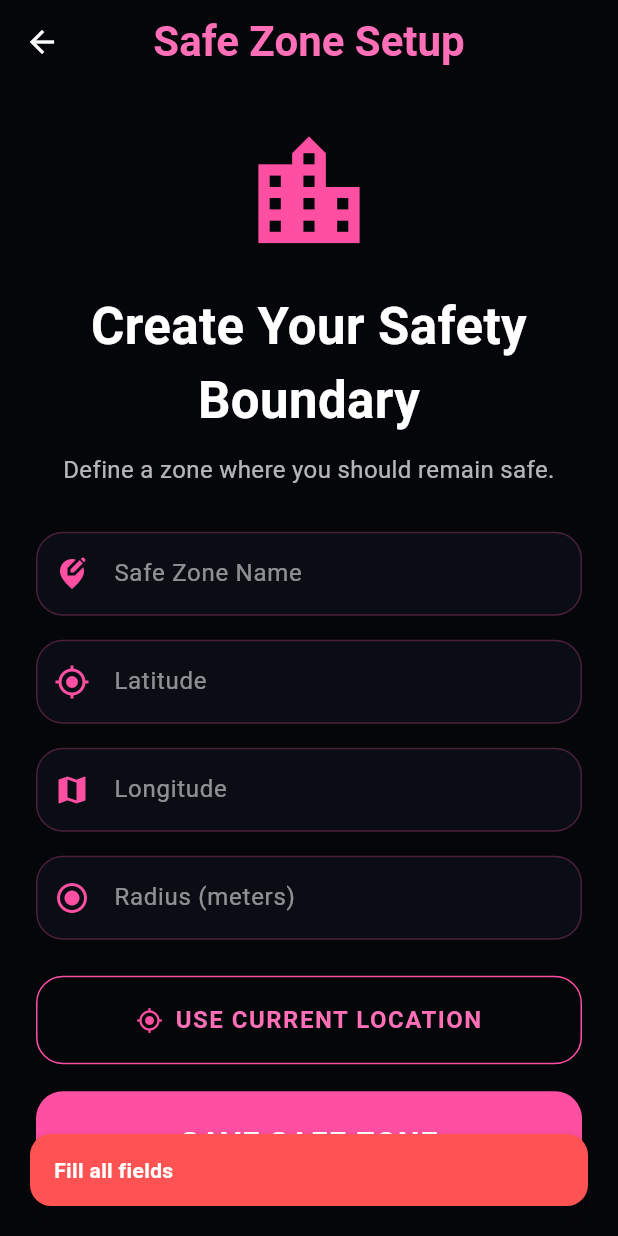
After one commit to n-j-m06/WaitSafe, a Flutter app: the SafeZoneScreen screen opened directly, after a tap on "SAVE SAFE ZONE", on a phone screen of 412 x 824 dp. The commit adds this screen. Run offline on Flutter 3.47's test engine with Material 3 defaults, Android fonts, the phone set to English and light mode, and no system bars; our stand-ins replace geolocator, shared_preferences; accounts and stored records are empty.

Commit message:
Integrated geofencing, live GPS tracking, and safe zone system

```diff
--- /dev/null
+++ b/frontend/lib/screens/safe_zone_screen.dart
@@ -0,0 +1,285 @@
+import 'package:flutter/material.dart';
+import 'package:shared_preferences/shared_preferences.dart';
+import '../services/location_service.dart';
+import 'package:geolocator/geolocator.dart';
+
+class SafeZoneScreen extends StatefulWidget {
+  const SafeZoneScreen({super.key});
+
+  @override
+  State<SafeZoneScreen> createState() => _SafeZoneScreenState();
+}
+
+class _SafeZoneScreenState extends State<SafeZoneScreen> {
+  final TextEditingController nameController = TextEditingController();
+  final TextEditingController latitudeController = TextEditingController();
+  final TextEditingController longitudeController = TextEditingController();
+  final TextEditingController radiusController = TextEditingController();
+
+  bool isLoading = false;
+
+  Future<String?> getToken() async {
+    final prefs = await SharedPreferences.getInstance();
+    return prefs.getString("token");
+  }
+
+  void showSnack(String message, Color color) {
+    ScaffoldMessenger.of(context).showSnackBar(
+      SnackBar(
+        content: Text(
+          message,
+          style: const TextStyle(
+            color: Colors.white,
+            fontWeight: FontWeight.w600,
+          ),
+        ),
+        backgroundColor: color,
+        behavior: SnackBarBehavior.floating,
+        margin: const EdgeInsets.all(20),
+        shape: RoundedRectangleBorder(borderRadius: BorderRadius.circular(14)),
+      ),
+    );
+  }
+
+  Future<void> getCurrentLocation() async {
+    bool serviceEnabled;
+    LocationPermission permission;
+
+    serviceEnabled = await Geolocator.isLocationServiceEnabled();
+
+    if (!serviceEnabled) {
+      showSnack("Location services are disabled", Colors.redAccent);
+      return;
+    }
+
+    permission = await Geolocator.checkPermission();
+
+    if (permission == LocationPermission.denied) {
+      permission = await Geolocator.requestPermission();
+    }
+
+    if (permission == LocationPermission.deniedForever) {
+      showSnack("Location permissions permanently denied", Colors.redAccent);
+      return;
+    }
+
+    final position = await Geolocator.getCurrentPosition();
+
+    latitudeController.text = position.latitude.toString();
+    longitudeController.text = position.longitude.toString();
+
+    showSnack("Current location loaded", Colors.green);
+  }
+
+  Future<void> saveSafeZone() async {
+    if (nameController.text.isEmpty ||
+        latitudeController.text.isEmpty ||
+        longitudeController.text.isEmpty ||
+        radiusController.text.isEmpty) {
+      showSnack("Fill all fields", Colors.redAccent);
+      return;
+    }
+
+    setState(() => isLoading = true);
+
+    try {
+      final token = await getToken();
+
+      if (token == null) {
+        showSnack("Login expired", Colors.redAccent);
+        return;
+      }
+
+      final response = await LocationService.createSafeZone(
+        token,
+        nameController.text.trim(),
+        double.parse(latitudeController.text.trim()),
+        double.parse(longitudeController.text.trim()),
+        int.parse(radiusController.text.trim()),
+      );
+
+      showSnack("Safe Zone Created: ${response["name"]}", Colors.green);
+
+      nameController.clear();
+      latitudeController.clear();
+      longitudeController.clear();
+      radiusController.clear();
+    } catch (e) {
+      showSnack("Error: $e", Colors.redAccent);
+    } finally {
+      setState(() => isLoading = false);
+    }
+  }
+
+  Widget buildField(
+    String hint,
+    TextEditingController controller,
+    IconData icon,
+  ) {
+    return Padding(
+      padding: const EdgeInsets.only(bottom: 16),
+      child: TextField(
+        controller: controller,
+        keyboardType:
+            hint.contains("Latitude") ||
+                hint.contains("Longitude") ||
+                hint.contains("Radius")
+            ? const TextInputType.numberWithOptions(decimal: true)
+            : TextInputType.text,
+        decoration: InputDecoration(
+          hintText: hint,
+          hintStyle: const TextStyle(color: Colors.white54),
+          prefixIcon: Icon(icon, color: const Color(0xFFFF4FA3)),
+          filled: true,
+          fillColor: const Color(0xFF0B0D14),
+          enabledBorder: OutlineInputBorder(
+            borderRadius: BorderRadius.circular(18),
+            borderSide: const BorderSide(color: Color(0x44FF4FA3)),
+          ),
+          focusedBorder: OutlineInputBorder(
+            borderRadius: BorderRadius.circular(18),
+            borderSide: const BorderSide(color: Color(0xFFFF4FA3)),
+          ),
+        ),
+        style: const TextStyle(color: Colors.white),
+      ),
+    );
+  }
+
+  @override
+  void dispose() {
+    nameController.dispose();
+    latitudeController.dispose();
+    longitudeController.dispose();
+    radiusController.dispose();
+    super.dispose();
+  }
+
+  @override
+  Widget build(BuildContext context) {
+    return Scaffold(
+      backgroundColor: const Color(0xFF05060A),
+      appBar: AppBar(
+        backgroundColor: const Color(0xFF05060A),
+        iconTheme: const IconThemeData(color: Colors.white),
+        title: const Text(
+          "Safe Zone Setup",
+          style: TextStyle(
+            color: Color(0xFFFF6FB8),
+            fontWeight: FontWeight.bold,
+            fontSize: 28,
+          ),
+        ),
+        centerTitle: true,
+      ),
+      body: Center(
+        child: SingleChildScrollView(
+          child: Container(
+            constraints: const BoxConstraints(maxWidth: 650),
+            padding: const EdgeInsets.all(24),
+            child: Column(
+              children: [
+                const Icon(
+                  Icons.location_city,
+                  size: 90,
+                  color: Color(0xFFFF4FA3),
+                ),
+
+                const SizedBox(height: 20),
+
+                const Text(
+                  "Create Your Safety Boundary",
+                  style: TextStyle(
+                    fontSize: 34,
+                    fontWeight: FontWeight.bold,
+                    color: Colors.white,
+                  ),
+                  textAlign: TextAlign.center,
+                ),
+
+                const SizedBox(height: 10),
+
+                const Text(
+                  "Define a zone where you should remain safe.",
+                  style: TextStyle(color: Colors.white70, fontSize: 16),
+                  textAlign: TextAlign.center,
+                ),
+
+                const SizedBox(height: 30),
+
+                buildField(
+                  "Safe Zone Name",
+                  nameController,
+                  Icons.edit_location_alt,
+                ),
+
+                buildField("Latitude", latitudeController, Icons.my_location),
+
+                buildField("Longitude", longitudeController, Icons.map),
+
+                buildField(
+                  "Radius (meters)",
+                  radiusController,
+                  Icons.radio_button_checked,
+                ),
+
+                const SizedBox(height: 8),
+
+                SizedBox(
+                  width: double.infinity,
+                  child: OutlinedButton.icon(
+                    onPressed: getCurrentLocation,
+                    icon: const Icon(Icons.gps_fixed, color: Color(0xFFFF4FA3)),
+                    label: const Text(
+                      "USE CURRENT LOCATION",
+                      style: TextStyle(
+                        color: Color(0xFFFF6FB8),
+                        fontWeight: FontWeight.bold,
+                        fontSize: 16,
+                        letterSpacing: 1,
+                      ),
+                    ),
+                    style: OutlinedButton.styleFrom(
+                      padding: const EdgeInsets.symmetric(vertical: 18),
+                      side: const BorderSide(color: Color(0xFFFF4FA3)),
+                      shape: RoundedRectangleBorder(
+                        borderRadius: BorderRadius.circular(18),
+                      ),
+                    ),
+                  ),
+                ),
+
+                const SizedBox(height: 18),
+
+                SizedBox(
+                  width: double.infinity,
+                  child: ElevatedButton(
+                    onPressed: isLoading ? null : saveSafeZone,
+                    style: ElevatedButton.styleFrom(
+                      padding: const EdgeInsets.symmetric(vertical: 20),
+                      backgroundColor: const Color(0xFFFF4FA3),
+                      shape: RoundedRectangleBorder(
+                        borderRadius: BorderRadius.circular(18),
+                      ),
+                    ),
+                    child: isLoading
+                        ? const CircularProgressIndicator(color: Colors.white)
+                        : const Text(
+                            "SAVE SAFE ZONE",
+                            style: TextStyle(
+                              fontSize: 20,
+                              fontWeight: FontWeight.bold,
+                              color: Colors.white,
+                              letterSpacing: 1,
+                            ),
+                          ),
+                  ),
+                ),
+              ],
+            ),
+          ),
+        ),
+      ),
+    );
+  }
+}
--- /dev/null
+++ b/frontend/lib/services/location_service.dart
@@ -0,0 +1,120 @@
+import 'dart:async';
+import 'dart:convert';
+import 'package:http/http.dart' as http;
+import 'package:geolocator/geolocator.dart';
+
+class LocationService {
+  static const String baseUrl = "http://127.0.0.1:8000";
+
+  // UPDATE LIVE LOCATION
+  static Future<Map<String, dynamic>> updateLocation(
+    String token,
+    double latitude,
+    double longitude,
+  ) async {
+    final response = await http.post(
+      Uri.parse('$baseUrl/location/'),
+      headers: {
+        "Content-Type": "application/json",
+        "Authorization": "Bearer $token",
+      },
+      body: jsonEncode({"latitude": latitude, "longitude": longitude}),
+    );
+
+    if (response.statusCode == 200) {
+      return jsonDecode(response.body);
+    } else {
+      throw Exception("Failed to update location: ${response.body}");
+    }
+  }
+
+  // CREATE SAFE ZONE
+  static Future<Map<String, dynamic>> createSafeZone(
+    String token,
+    String name,
+    double latitude,
+    double longitude,
+    int radiusMeters,
+  ) async {
+    final response = await http.post(
+      Uri.parse('$baseUrl/location/safe-zone'),
+      headers: {
+        "Content-Type": "application/json",
+        "Authorization": "Bearer $token",
+      },
+      body: jsonEncode({
+        "name": name,
+        "latitude": latitude,
+        "longitude": longitude,
+        "radius_meters": radiusMeters,
+      }),
+    );
+
+    if (response.statusCode == 200) {
+      return jsonDecode(response.body);
+    } else {
+      throw Exception("Failed to create safe zone: ${response.body}");
+    }
+  }
+
+  // GET SAFE ZONES
+  static Future<List<dynamic>> getSafeZones(String token) async {
+    final response = await http.get(
+      Uri.parse('$baseUrl/location/safe-zones'),
+      headers: {"Authorization": "Bearer $token"},
+    );
+
+    if (response.statusCode == 200) {
+      return jsonDecode(response.body);
+    } else {
+      throw Exception("Failed to fetch safe zones: ${response.body}");
+    }
+  }
+
+  // GET CURRENT DEVICE LOCATION
+  static Future<Position> getCurrentLocation() async {
+    bool serviceEnabled;
+    LocationPermission permission;
+
+    serviceEnabled = await Geolocator.isLocationServiceEnabled();
+
+    if (!serviceEnabled) {
+      throw Exception("Location services are disabled.");
+    }
+
+    permission = await Geolocator.checkPermission();
+
+    if (permission == LocationPermission.denied) {
+      permission = await Geolocator.requestPermission();
+    }
+
+    if (permission == LocationPermission.deniedForever) {
+      throw Exception("Location permissions are permanently denied.");
+    }
+
+    return await Geolocator.getCurrentPosition(
+      desiredAccuracy: LocationAccuracy.high,
+    );
+  }
+
+  // START LIVE TRACKING
+  static StreamSubscription<Position> startLiveTracking(
+    String token,
+    Function(Position) onLocationUpdate,
+  ) {
+    return Geolocator.getPositionStream(
+      locationSettings: const LocationSettings(
+        accuracy: LocationAccuracy.high,
+        distanceFilter: 10,
+      ),
+    ).listen((Position position) async {
+      try {
+        await updateLocation(token, position.latitude, position.longitude);
+
+        onLocationUpdate(position);
+      } catch (e) {
+        print("Live tracking error: $e");
+      }
+    });
+  }
+}
--- a/frontend/pubspec.yaml
+++ b/frontend/pubspec.yaml
@@ -37,6 +37,7 @@ dependencies:
   provider: ^6.1.5+1
   shared_preferences: ^2.5.5
   http: ^1.2.1
+  geolocator: ^14.0.2
 
 dev_dependencies:
   flutter_test:
```
Also changed, not shown: frontend/lib/screens/active_trip_screen.dart (+38 -2 lines), frontend/lib/screens/profile_screen.dart (+20 -1 lines), frontend/pubspec.lock, 3 other files.
